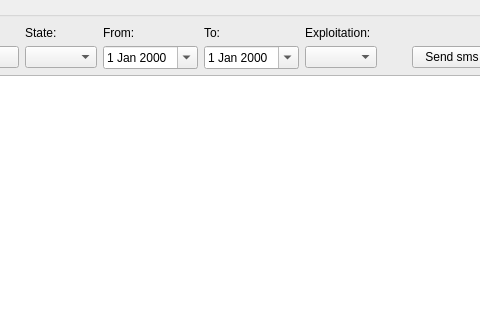
The window that ui/mincut_manager.ui (Giswater/giswater_qgis_plugin) describes before a commit, drawn with Qt 5; both pictures show x 176 to 656 and y 0 to 320 of the 998 by 501 pixel window.
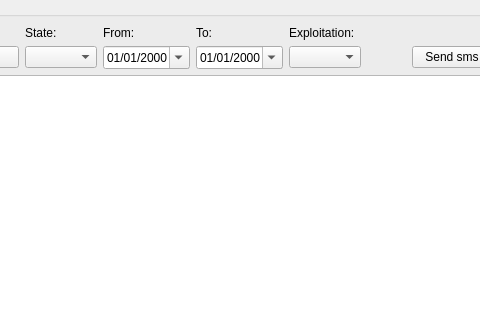
The same window after the commit.

Commit message: Enhancement: set display format for QDate Widgets

The edit to the form file:
```diff
--- a/ui/mincut_manager.ui
+++ b/ui/mincut_manager.ui
@@ -98,6 +98,9 @@
       </item>
       <item row="3" column="3">
        <widget class="QDateEdit" name="date_from">
+        <property name="displayFormat">
+         <string>dd/MM/yyyy</string>
+        </property>
         <property name="calendarPopup">
          <bool>true</bool>
         </property>
@@ -112,6 +115,9 @@
       </item>
       <item row="3" column="4">
        <widget class="QDateEdit" name="date_to">
+        <property name="displayFormat">
+         <string>dd/MM/yyyy</string>
+        </property>
         <property name="calendarPopup">
          <bool>true</bool>
         </property>
```
The commit also changes 8 other files.
